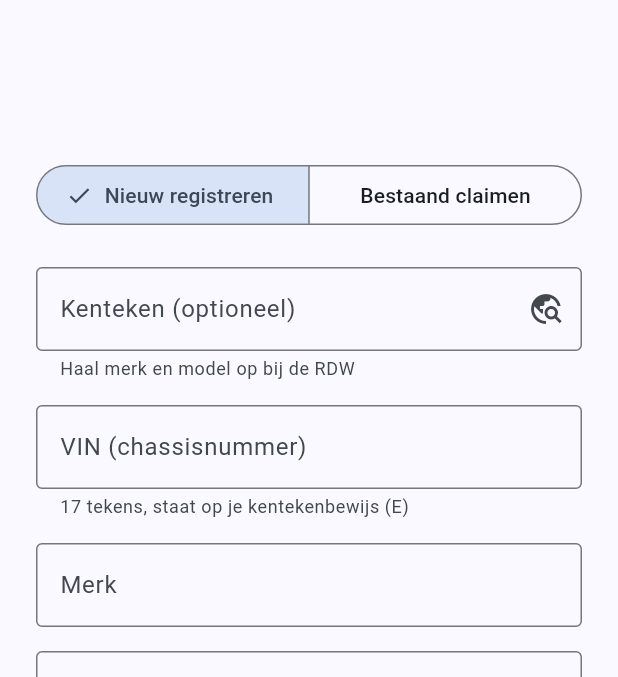
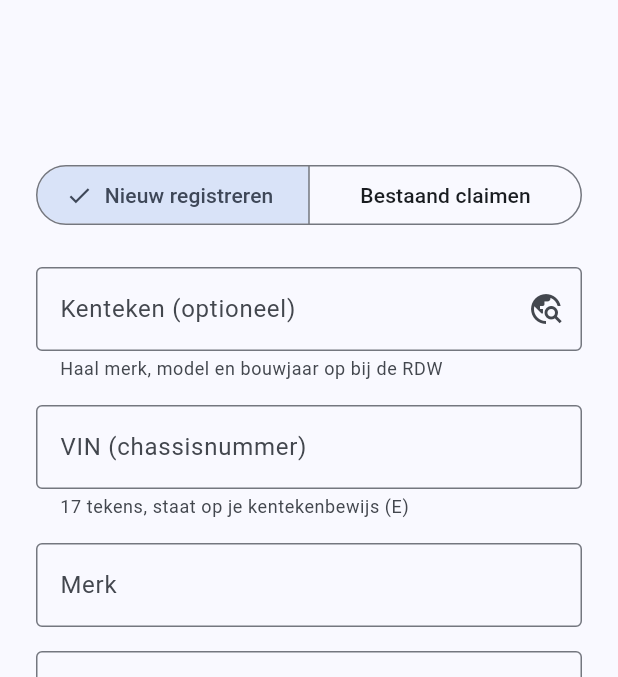
Before and after one commit to developmentmo/repairtrack, a Flutter app: the AddVehicleScreen screen opened by its route, on a phone screen of 412 x 824 dp, the part 63-740 px from its top. Run offline on Flutter 3.47's test engine with Material 3 defaults, Android fonts, the phone set to English and light mode, and no system bars; our stand-ins replace dio, file_picker, flutter_riverpod, flutter_secure_storage, go_router; accounts and stored records are empty; generated files the repository leaves out were written again; network calls fail.

Commit message:
Fill the model year from the RDW's first admission date
Co-Authored-By: Claude Opus 5.5 <noreply@anthropic.com>
Claude-Session: https://claude.ai/code/session_013uY264iEk2Nt2wqVhUVb2b

```diff
--- a/app/lib/features/vehicles/presentation/add_vehicle_screen.dart
+++ b/app/lib/features/vehicles/presentation/add_vehicle_screen.dart
@@ -157,7 +157,7 @@ class _RegisterFormState extends ConsumerState<_RegisterForm> {
     }
   }
 
-  /// Fills make and model from the RDW. Only a suggestion: the user can still change everything.
+  /// Fills make, model and model year from the RDW. Only a suggestion: the user can still change everything.
   Future<void> _lookup() async {
     if (_plate.text.trim().isEmpty) {
       setState(() => _lookupMessage = 'Vul eerst een kenteken in.');
@@ -180,6 +180,11 @@ class _RegisterFormState extends ConsumerState<_RegisterForm> {
         }
         if (vehicle.model != null) {
           _model.text = vehicle.model!;
+        }
+        // The RDW has no model year; the year of first admission is the usual stand-in.
+        final firstRegistration = vehicle.firstRegistrationDate;
+        if (firstRegistration != null) {
+          _year.text = '${firstRegistration.year}';
         }
       });
     } on ApiException catch (e) {
@@ -220,7 +225,7 @@ class _RegisterFormState extends ConsumerState<_RegisterForm> {
             controller: _plate,
             decoration: InputDecoration(
               labelText: 'Kenteken (optioneel)',
-              helperText: 'Haal merk en model op bij de RDW',
+              helperText: 'Haal merk, model en bouwjaar op bij de RDW',
               suffixIcon: _lookingUp
                   ? const Padding(padding: EdgeInsets.all(12), child: ButtonProgress())
                   : IconButton(
@@ -275,6 +280,7 @@ class _RegisterFormState extends ConsumerState<_RegisterForm> {
           ),
           const SizedBox(height: 16),
           TextFormField(
+            key: const Key('vehicle-year'),
             controller: _year,
             decoration: const InputDecoration(labelText: 'Bouwjaar (optioneel)'),
             keyboardType: TextInputType.number,
```
Also changed, not shown: 1 other file.
